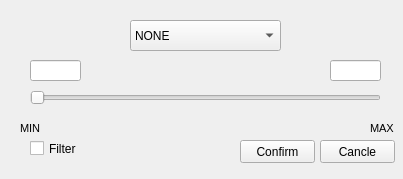
Before: the Qt Designer form marksGUI.ui in thitanun/Data-Visualization, drawn with Qt 5.
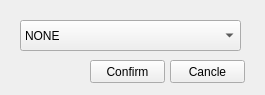
After: the same form once the commit is applied.

```diff
--- a/marksGUI.ui
+++ b/marksGUI.ui
@@ -6,8 +6,8 @@
    <rect>
     <x>0</x>
     <y>0</y>
-    <width>403</width>
-    <height>179</height>
+    <width>265</width>
+    <height>95</height>
    </rect>
   </property>
   <property name="windowTitle">
@@ -16,9 +16,9 @@
   <widget class="QComboBox" name="mark_menu">
    <property name="geometry">
     <rect>
-     <x>130</x>
+     <x>20</x>
      <y>20</y>
-     <width>151</width>
+     <width>221</width>
      <height>31</height>
     </rect>
    </property>
@@ -61,8 +61,8 @@
   <widget class="QPushButton" name="con_bttn">
    <property name="geometry">
     <rect>
-     <x>240</x>
-     <y>140</y>
+     <x>90</x>
+     <y>60</y>
      <width>75</width>
      <height>23</height>
     </rect>
@@ -74,8 +74,8 @@
   <widget class="QPushButton" name="can_bttn">
    <property name="geometry">
     <rect>
-     <x>320</x>
-     <y>140</y>
+     <x>170</x>
+     <y>60</y>
      <width>75</width>
      <height>23</height>
     </rect>
@@ -84,88 +84,6 @@
     <string>Cancle</string>
    </property>
   </widget>
-  <widget class="QSlider" name="hz_slider">
-   <property name="geometry">
-    <rect>
-     <x>30</x>
-     <y>90</y>
-     <width>351</width>
-     <height>16</height>
-    </rect>
-   </property>
-   <property name="orientation">
-    <enum>Qt::Horizontal</enum>
-   </property>
-  </widget>
-  <widget class="QLabel" name="min_label">
-   <property name="geometry">
-    <rect>
-     <x>20</x>
-     <y>120</y>
-     <width>21</width>
-     <height>16</height>
-    </rect>
-   </property>
-   <property name="font">
-    <font>
-     <pointsize>8</pointsize>
-    </font>
-   </property>
-   <property name="text">
-    <string>MIN</string>
-   </property>
-  </widget>
-  <widget class="QLabel" name="max_label">
-   <property name="geometry">
-    <rect>
-     <x>370</x>
-     <y>120</y>
-     <width>31</width>
-     <height>16</height>
-    </rect>
-   </property>
-   <property name="font">
-    <font>
-     <pointsize>8</pointsize>
-    </font>
-   </property>
-   <property name="text">
-    <string>MAX</string>
-   </property>
-  </widget>
-  <widget class="QCheckBox" name="fil_check">
-   <property name="geometry">
-    <rect>
-     <x>30</x>
-     <y>140</y>
-     <width>51</width>
-     <height>17</height>
-    </rect>
-   </property>
-   <property name="text">
-    <string>Filter</string>
-   </property>
-  </widget>
-  <widget class="QLineEdit" name="num_min">
-   <property name="geometry">
-    <rect>
-     <x>30</x>
-     <y>60</y>
-     <width>51</width>
-     <height>21</height>
-    </rect>
-   </property>
-  </widget>
-  <widget class="QLineEdit" name="num_max">
-   <property name="geometry">
-    <rect>
-     <x>330</x>
-     <y>60</y>
-     <width>51</width>
-     <height>21</height>
-    </rect>
-   </property>
-  </widget>
  </widget>
  <resources/>
  <connections/>
```
